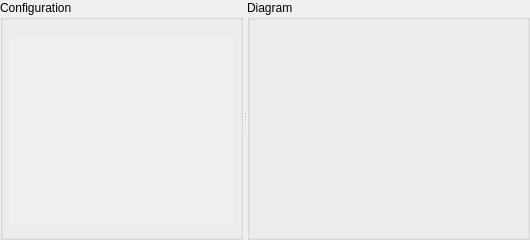
Before: the Qt Designer form src/AQLinechart.ui in nlbtuyen/ConfigurationGCS, drawn with Qt 5.
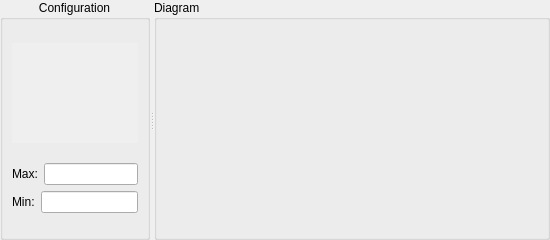
After: the same form once the commit is applied.

The edit to the form file:
```diff
--- a/src/AQLinechart.ui
+++ b/src/AQLinechart.ui
@@ -6,7 +6,7 @@
    <rect>
     <x>0</x>
     <y>0</y>
-    <width>530</width>
+    <width>550</width>
     <height>240</height>
    </rect>
   </property>
@@ -18,8 +18,8 @@
   </property>
   <property name="maximumSize">
    <size>
-    <width>530</width>
-    <height>240</height>
+    <width>550</width>
+    <height>300</height>
    </size>
   </property>
   <property name="windowTitle">
@@ -62,6 +62,18 @@
         <verstretch>0</verstretch>
        </sizepolicy>
       </property>
+      <property name="minimumSize">
+       <size>
+        <width>150</width>
+        <height>0</height>
+       </size>
+      </property>
+      <property name="maximumSize">
+       <size>
+        <width>150</width>
+        <height>16777215</height>
+       </size>
+      </property>
       <property name="baseSize">
        <size>
         <width>200</width>
@@ -75,25 +87,10 @@
        <string>Configuration</string>
       </property>
       <property name="alignment">
-       <set>Qt::AlignLeading|Qt::AlignLeft|Qt::AlignTop</set>
+       <set>Qt::AlignHCenter|Qt::AlignTop</set>
       </property>
-      <layout class="QVBoxLayout" name="verticalLayout">
-       <property name="spacing">
-        <number>4</number>
-       </property>
-       <property name="leftMargin">
-        <number>6</number>
-       </property>
-       <property name="topMargin">
-        <number>6</number>
-       </property>
-       <property name="rightMargin">
-        <number>6</number>
-       </property>
-       <property name="bottomMargin">
-        <number>2</number>
-       </property>
-       <item>
+      <layout class="QGridLayout" name="gridLayout">
+       <item row="0" column="0">
         <widget class="QScrollArea" name="curveListWidget">
          <property name="sizePolicy">
           <sizepolicy hsizetype="Preferred" vsizetype="Expanding">
@@ -103,16 +100,19 @@
          </property>
          <property name="minimumSize">
           <size>
-           <width>60</width>
-           <height>150</height>
+           <width>0</width>
+           <height>0</height>
           </size>
          </property>
          <property name="maximumSize">
           <size>
-           <width>224</width>
-           <height>191</height>
+           <width>140</width>
+           <height>100</height>
           </size>
          </property>
+         <property name="layoutDirection">
+          <enum>Qt::LeftToRight</enum>
+         </property>
          <property name="autoFillBackground">
           <bool>false</bool>
          </property>
@@ -123,7 +123,13 @@
           <enum>QFrame::NoFrame</enum>
          </property>
          <property name="frameShadow">
-          <enum>QFrame::Sunken</enum>
+          <enum>QFrame::Plain</enum>
+         </property>
+         <property name="lineWidth">
+          <number>1</number>
+         </property>
+         <property name="sizeAdjustPolicy">
+          <enum>QAbstractScrollArea::AdjustIgnored</enum>
          </property>
          <property name="widgetResizable">
           <bool>true</bool>
@@ -136,13 +142,45 @@
            <rect>
             <x>0</x>
             <y>0</y>
-            <width>224</width>
-            <height>191</height>
+            <width>130</width>
+            <height>100</height>
            </rect>
           </property>
          </widget>
         </widget>
        </item>
+       <item row="1" column="0">
+        <layout class="QVBoxLayout" name="verticalLayout">
+         <item>
+          <layout class="QHBoxLayout" name="horizontalLayout_3">
+           <item>
+            <widget class="QLabel" name="label">
+             <property name="text">
+              <string>Max:</string>
+             </property>
+            </widget>
+           </item>
+           <item>
+            <widget class="QLineEdit" name="maxValue"/>
+           </item>
+          </layout>
+         </item>
+         <item>
+          <layout class="QHBoxLayout" name="horizontalLayout_2">
+           <item>
+            <widget class="QLabel" name="label_2">
+             <property name="text">
+              <string>Min:</string>
+             </property>
+            </widget>
+           </item>
+           <item>
+            <widget class="QLineEdit" name="minValue"/>
+           </item>
+          </layout>
+         </item>
+        </layout>
+       </item>
       </layout>
      </widget>
      <widget class="QGroupBox" name="AQdiagramGroupBox">
```
